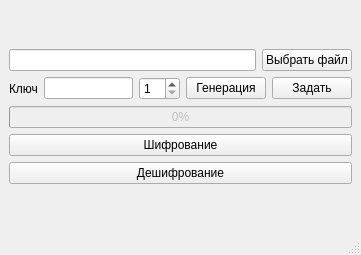
First picture: the form in mainwindow.ui, repository pavelrd/Decryptor, before the edit.
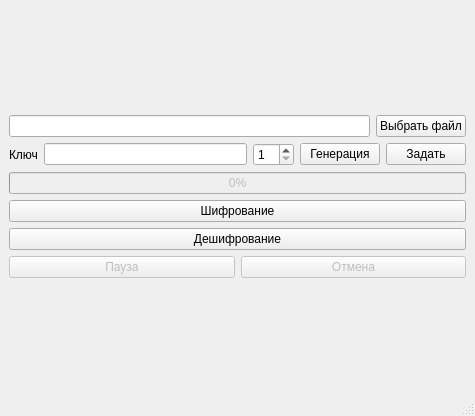
Second picture: the form after the edit.

Commit message: Добавлено блокирование кнопок при шифровке/дешифровке. Появились кнопки пауза и отмена в процессе шифровки/дешифровки. Устранены ошибки с всплывающими окнами и ключом.

```diff
--- a/mainwindow.ui
+++ b/mainwindow.ui
@@ -9,8 +9,8 @@
    <rect>
     <x>0</x>
     <y>0</y>
-    <width>361</width>
-    <height>255</height>
+    <width>475</width>
+    <height>416</height>
    </rect>
   </property>
   <property name="windowTitle">
@@ -112,6 +112,30 @@
           </property>
          </widget>
         </item>
+        <item>
+         <layout class="QHBoxLayout" name="horizontalLayout_5">
+          <item>
+           <widget class="QPushButton" name="pushButton_pause">
+            <property name="enabled">
+             <bool>false</bool>
+            </property>
+            <property name="text">
+             <string>Пауза</string>
+            </property>
+           </widget>
+          </item>
+          <item>
+           <widget class="QPushButton" name="pushButton_cancel">
+            <property name="enabled">
+             <bool>false</bool>
+            </property>
+            <property name="text">
+             <string>Отмена</string>
+            </property>
+           </widget>
+          </item>
+         </layout>
+        </item>
        </layout>
       </item>
      </layout>
```
The commit also changes 4 other files.
